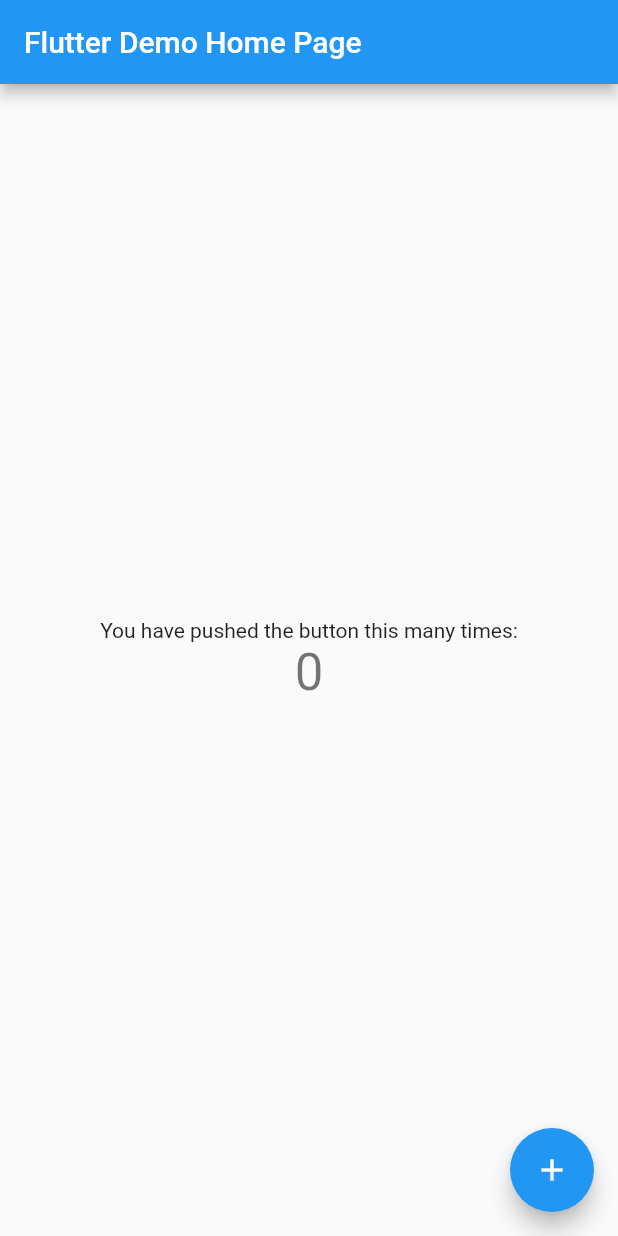
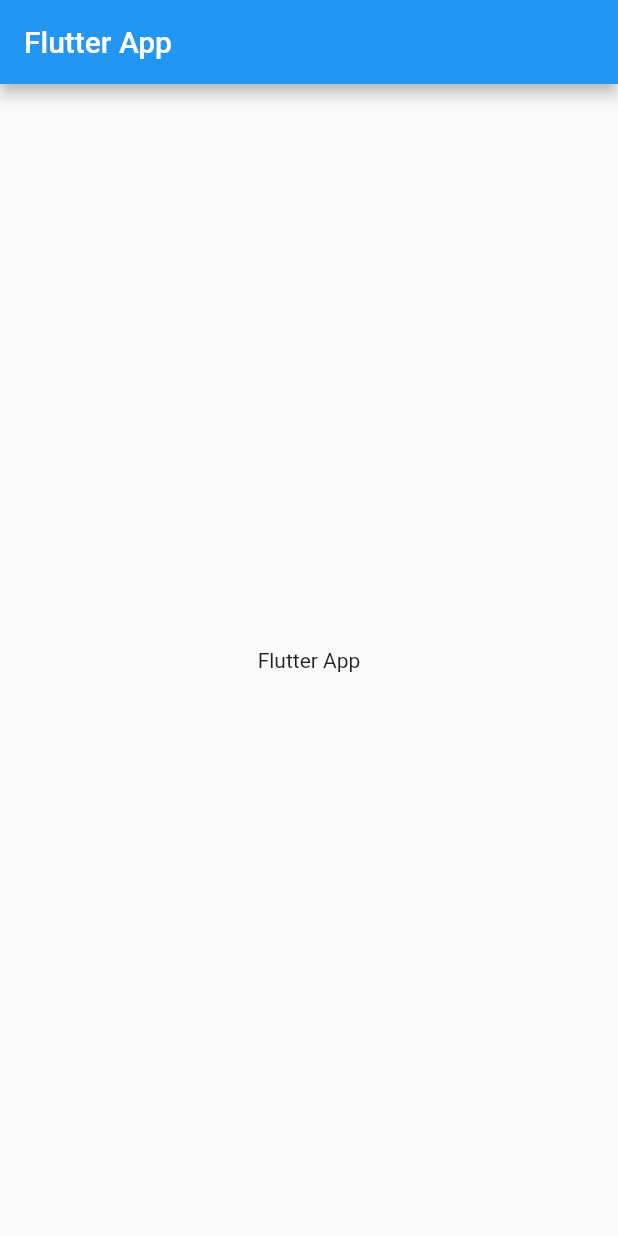
Before and after one commit to giacomoferlaino/flutter-expense-planner, a Flutter app: the screen it shows after launch, on a phone screen of 412 x 824 dp. Run offline on Flutter 3.47's test engine with Material 2 defaults, Android fonts, the phone set to English and light mode, and no system bars.

Commit message:
ref: Cleaned main file

```diff
--- a/lib/main.dart
+++ b/lib/main.dart
@@ -11,107 +11,22 @@ class MyApp extends StatelessWidget {
     return MaterialApp(
       title: 'Flutter Demo',
       theme: ThemeData(
-        // This is the theme of your application.
-        //
-        // Try running your application with "flutter run". You'll see the
-        // application has a blue toolbar. Then, without quitting the app, try
-        // changing the primarySwatch below to Colors.green and then invoke
-        // "hot reload" (press "r" in the console where you ran "flutter run",
-        // or simply save your changes to "hot reload" in a Flutter IDE).
-        // Notice that the counter didn't reset back to zero; the application
-        // is not restarted.
         primarySwatch: Colors.blue,
-        // This makes the visual density adapt to the platform that you run
-        // the app on. For desktop platforms, the controls will be smaller and
-        // closer together (more dense) than on mobile platforms.
         visualDensity: VisualDensity.adaptivePlatformDensity,
       ),
-      home: MyHomePage(title: 'Flutter Demo Home Page'),
+      home: MyHomePage(),
     );
   }
 }
 
-class MyHomePage extends StatefulWidget {
-  MyHomePage({Key key, this.title}) : super(key: key);
-
-  // This widget is the home page of your application. It is stateful, meaning
-  // that it has a State object (defined below) that contains fields that affect
-  // how it looks.
-
-  // This class is the configuration for the state. It holds the values (in this
-  // case the title) provided by the parent (in this case the App widget) and
-  // used by the build method of the State. Fields in a Widget subclass are
-  // always marked "final".
-
-  final String title;
-
-  @override
-  _MyHomePageState createState() => _MyHomePageState();
-}
-
-class _MyHomePageState extends State<MyHomePage> {
-  int _counter = 0;
-
-  void _incrementCounter() {
-    setState(() {
-      // This call to setState tells the Flutter framework that something has
-      // changed in this State, which causes it to rerun the build method below
-      // so that the display can reflect the updated values. If we changed
-      // _counter without calling setState(), then the build method would not be
-      // called again, and so nothing would appear to happen.
-      _counter++;
-    });
-  }
-
+class MyHomePage extends StatelessWidget {
   @override
   Widget build(BuildContext context) {
-    // This method is rerun every time setState is called, for instance as done
-    // by the _incrementCounter method above.
-    //
-    // The Flutter framework has been optimized to make rerunning build methods
-    // fast, so that you can just rebuild anything that needs updating rather
-    // than having to individually change instances of widgets.
     return Scaffold(
       appBar: AppBar(
-        // Here we take the value from the MyHomePage object that was created by
-        // the App.build method, and use it to set our appbar title.
-        title: Text(widget.title),
+        title: Text('Flutter App'),
       ),
-      body: Center(
-        // Center is a layout widget. It takes a single child and positions it
-        // in the middle of the parent.
-        child: Column(
-          // Column is also a layout widget. It takes a list of children and
-          // arranges them vertically. By default, it sizes itself to fit its
-          // children horizontally, and tries to be as tall as its parent.
-          //
-          // Invoke "debug painting" (press "p" in the console, choose the
-          // "Toggle Debug Paint" action from the Flutter Inspector in Android
-          // Studio, or the "Toggle Debug Paint" command in Visual Studio Code)
-          // to see the wireframe for each widget.
-          //
-          // Column has various properties to control how it sizes itself and
-          // how it positions its children. Here we use mainAxisAlignment to
-          // center the children vertically; the main axis here is the vertical
-          // axis because Columns are vertical (the cross axis would be
-          // horizontal).
-          mainAxisAlignment: MainAxisAlignment.center,
-          children: <Widget>[
-            Text(
-              'You have pushed the button this many times:',
-            ),
-            Text(
-              '$_counter',
-              style: Theme.of(context).textTheme.headline4,
-            ),
-          ],
-        ),
-      ),
-      floatingActionButton: FloatingActionButton(
-        onPressed: _incrementCounter,
-        tooltip: 'Increment',
-        child: Icon(Icons.add),
-      ), // This trailing comma makes auto-formatting nicer for build methods.
+      body: Center(child: Text('Flutter App')),
     );
   }
 }
```
